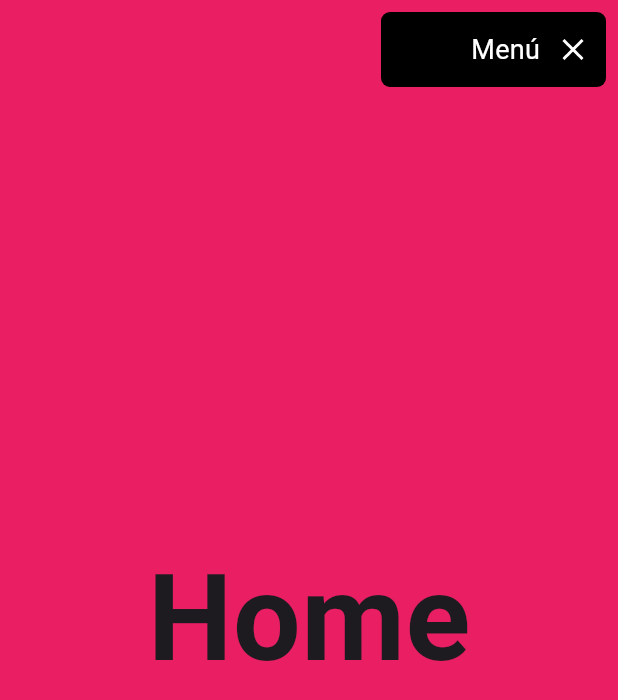
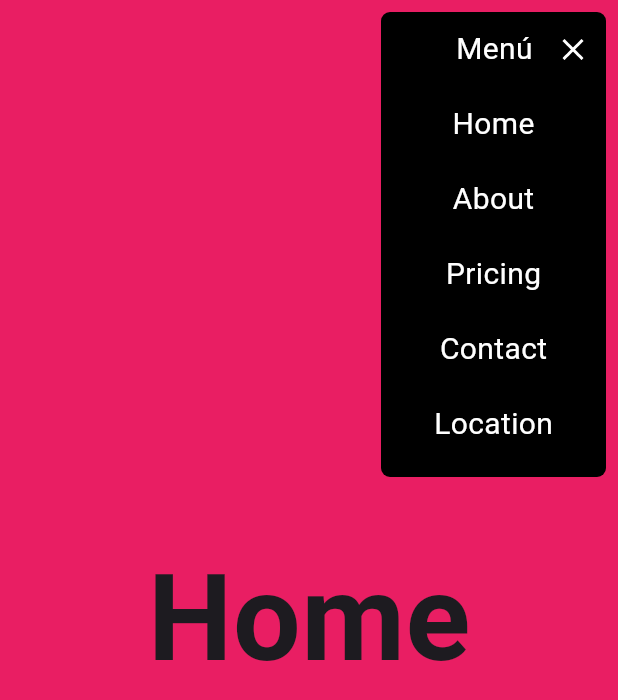
Before and after one commit to AddisonReyes/flutter_landing_page, a Flutter app: the screen it shows after launch, after a tap on "Menú", on a phone screen of 412 x 824 dp. Shown: the top 700 px of the screen. Run offline on Flutter 3.47's test engine with Material 3 defaults, Android fonts, the phone set to English and light mode, and no system bars; our stand-ins replace animate_do, fluro, google_fonts.

Commit message:
Animated menu items

```diff
--- a/lib/ui/shared/custom_app_menu.dart
+++ b/lib/ui/shared/custom_app_menu.dart
@@ -1,5 +1,6 @@
 import 'package:flutter/material.dart';
 import 'package:flutter/widgets.dart';
+import 'package:flutter_landing_page/ui/shared/custom_menu_item.dart';
 import 'package:google_fonts/google_fonts.dart';
 
 class CustomAppMenu extends StatefulWidget {
@@ -47,19 +48,79 @@ class _CustomAppMenuState extends State<CustomAppMenu>
               borderRadius: BorderRadius.circular(6),
             ),
             width: 150,
+            height: isOpen ? 310 : 50,
+            child: Column(
+              children: [
+                _MenuTile(
+                  controller: controller,
+                  duration: duration,
+                  isOpen: isOpen,
+                ),
+                if (isOpen) ...[
+                  CustomMenuItem(
+                    text: 'Home',
+                    onPressed: () {},
+                    delay: 0,
+                  ),
+                  CustomMenuItem(
+                    text: 'About',
+                    onPressed: () {},
+                    delay: 30,
+                  ),
+                  CustomMenuItem(
+                    text: 'Pricing',
+                    onPressed: () {},
+                    delay: 60,
+                  ),
+                  CustomMenuItem(
+                    text: 'Contact',
+                    onPressed: () {},
+                    delay: 90,
+                  ),
+                  CustomMenuItem(
+                    text: 'Location',
+                    onPressed: () {},
+                    delay: 120,
+                  ),
+                ]
+              ],
+            ),
+          ),
+        ),
+      ),
+    );
+  }
+}
+
+class _MenuTile extends StatelessWidget {
+  const _MenuTile({
+    super.key,
+    required this.controller,
+    required this.duration,
+    required this.isOpen,
+  });
+
+  final AnimationController controller;
+  final Duration duration;
+  final bool isOpen;
+
+  @override
+  Widget build(BuildContext context) {
+    return SizedBox(
+      width: 150,
       height: 50,
       child: Row(
         children: [
           AnimatedContainer(
             duration: duration,
             curve: Curves.easeInOut,
-                  width: isOpen ? 50 : 0,
+            width: isOpen ? 40 : 0,
           ),
           Text(
             'Menú',
             style: GoogleFonts.roboto(
               color: Colors.white,
-                    fontSize: 18,
+              fontSize: 20,
             ),
           ),
           const Spacer(),
@@ -70,9 +131,6 @@ class _CustomAppMenuState extends State<CustomAppMenu>
           ),
         ],
       ),
-          ),
-        ),
-      ),
     );
   }
 }
--- /dev/null
+++ b/lib/ui/shared/custom_menu_item.dart
@@ -0,0 +1,68 @@
+import 'package:animate_do/animate_do.dart';
+import 'package:flutter/material.dart';
+import 'package:google_fonts/google_fonts.dart';
+
+class CustomMenuItem extends StatefulWidget {
+  const CustomMenuItem({
+    super.key,
+    required this.onPressed,
+    required this.text,
+    this.delay = 0,
+  });
+
+  final void Function() onPressed;
+  final String text;
+  final int delay;
+
+  @override
+  State<CustomMenuItem> createState() => _CustomMenuItemState();
+}
+
+class _CustomMenuItemState extends State<CustomMenuItem> {
+  bool isHover = false;
+
+  @override
+  Widget build(BuildContext context) {
+    return FadeInLeft(
+      from: 30,
+      duration: const Duration(
+        milliseconds: 200,
+      ),
+      delay: Duration(
+        milliseconds: widget.delay,
+      ),
+      child: MouseRegion(
+        onEnter: (event) {
+          setState(() {
+            isHover = true;
+          });
+        },
+        onExit: (event) {
+          setState(() {
+            isHover = false;
+          });
+        },
+        child: GestureDetector(
+          onTap: () => widget.onPressed(),
+          child: AnimatedContainer(
+            duration: const Duration(
+              milliseconds: 300,
+            ),
+            width: 150,
+            height: 50,
+            color: isHover ? Colors.pinkAccent : Colors.transparent,
+            child: Center(
+              child: Text(
+                widget.text,
+                style: GoogleFonts.roboto(
+                  fontSize: 20,
+                  color: Colors.white,
+                ),
+              ),
+            ),
+          ),
+        ),
+      ),
+    );
+  }
+}
--- a/pubspec.yaml
+++ b/pubspec.yaml
@@ -37,6 +37,7 @@ dependencies:
   cupertino_icons: ^1.0.6
   fluro: ^2.0.5
   google_fonts: ^6.2.1
+  animate_do: ^3.3.4
 
 dev_dependencies:
   flutter_test:
```
Also changed, not shown: pubspec.lock. Lines whose indentation alone changed are shown as unchanged.
